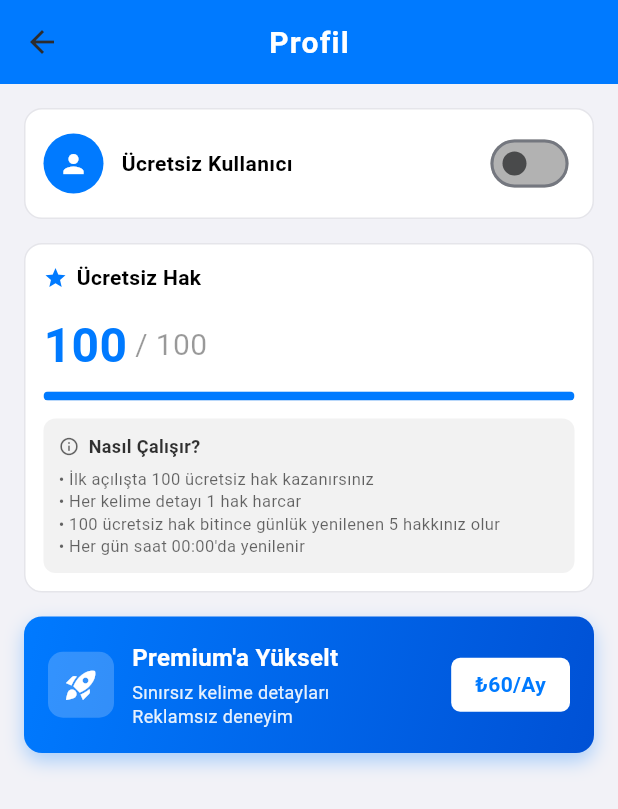
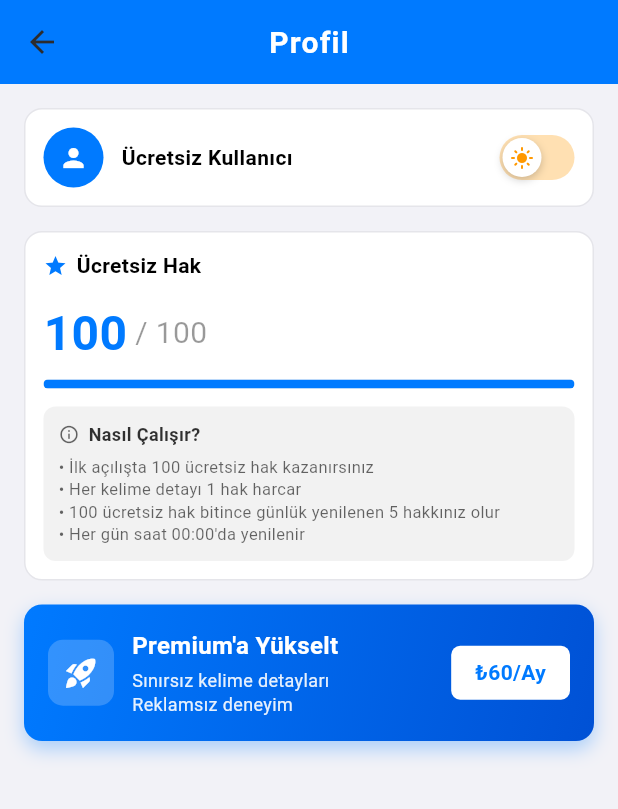
Before and after one commit to onbir53/Kavaid, a Flutter app: the ProfileScreen screen opened directly with empty values, on a phone screen of 412 x 824 dp. Shown: the top 809 px of the screen. Run offline on Flutter 3.47's test engine with Material 3 defaults, Android fonts, the phone set to English and light mode, and no system bars; our stand-ins replace connectivity_plus, device_info_plus, firebase_core, firebase_database, flutter_spinkit, google_fonts and 4 more; missing offline and left inert: flutter_displaymode, in_app_purchase_android, in_app_purchase_storekit; accounts and stored records are empty; network calls fail.

Commit message:
banner reklam yerleştirliyor

```diff
--- a/lib/screens/profile_screen.dart
+++ b/lib/screens/profile_screen.dart
@@ -62,7 +62,7 @@ class _ProfileScreenState extends State<ProfileScreen> {
         centerTitle: true,
       ),
       body: SingleChildScrollView(
-        padding: const EdgeInsets.all(16),
+        padding: const EdgeInsets.fromLTRB(16, 16, 16, 110),
         child: Column(
           crossAxisAlignment: CrossAxisAlignment.start,
           children: [
@@ -118,29 +118,61 @@ class _ProfileScreenState extends State<ProfileScreen> {
                       ],
                     ),
                   ),
-                  // Tema değiştirme - toggle switch olarak
-                  Switch(
-                    value: widget.isDarkMode,
-                    onChanged: (_) => widget.onThemeToggle(),
-                    activeColor: const Color(0xFF007AFF),
-                    trackColor: MaterialStateProperty.resolveWith<Color?>(
-                      (Set<MaterialState> states) {
-                        if (states.contains(MaterialState.selected)) {
-                          return const Color(0xFF007AFF).withOpacity(0.5);
-                        }
-                        return isDarkMode
-                            ? Colors.white.withOpacity(0.3)
-                            : Colors.black.withOpacity(0.3);
-                      },
+                  // Tema değiştirme - custom switch
+                  Container(
+                    width: 50,
+                    height: 30,
+                    decoration: BoxDecoration(
+                      borderRadius: BorderRadius.circular(15),
+                      color: widget.isDarkMode
+                          ? const Color(0xFF007AFF).withOpacity(0.3)
+                          : Colors.orange.withOpacity(0.3),
                     ),
-                    thumbColor: MaterialStateProperty.resolveWith<Color?>(
-                      (Set<MaterialState> states) {
-                        return states.contains(MaterialState.selected)
-                            ? Colors.white
-                            : isDarkMode
-                                ? Colors.white.withOpacity(0.7)
-                                : Colors.black.withOpacity(0.7);
-                      },
+                    child: Stack(
+                      children: [
+                        AnimatedPositioned(
+                          duration: const Duration(milliseconds: 200),
+                          curve: Curves.easeInOut,
+                          left: widget.isDarkMode ? 22 : 2,
+                          top: 2,
+                          child: GestureDetector(
+                            onTap: widget.onThemeToggle,
+                            child: Container(
+                              width: 26,
+                              height: 26,
+                              decoration: BoxDecoration(
+                                color: Colors.white,
+                                borderRadius: BorderRadius.circular(13),
+                                boxShadow: [
+                                  BoxShadow(
+                                    color: Colors.black.withOpacity(0.2),
+                                    blurRadius: 4,
+                                    offset: const Offset(0, 2),
+                                  ),
+                                ],
+                              ),
+                              child: Center(
+                                child: Icon(
+                                  widget.isDarkMode ? Icons.dark_mode : Icons.light_mode,
+                                  size: 16,
+                                  color: widget.isDarkMode
+                                      ? const Color(0xFF007AFF)
+                                      : Colors.orange,
+                                ),
+                              ),
+                            ),
+                          ),
+                        ),
+                        // Tıklanabilir alan
+                        Positioned.fill(
+                          child: GestureDetector(
+                            onTap: widget.onThemeToggle,
+                            child: Container(
+                              color: Colors.transparent,
+                            ),
+                          ),
+                        ),
+                      ],
                     ),
                   ),
                 ],
--- a/lib/screens/saved_words_screen.dart
+++ b/lib/screens/saved_words_screen.dart
@@ -254,7 +254,8 @@ class _SavedWordsScreenState extends State<SavedWordsScreen> with AutomaticKeepA
           ),
         ),
         body: SingleChildScrollView(
-          padding: const EdgeInsets.fromLTRB(8, 0, 8, 80), // Banner alanında padding
+          physics: const ClampingScrollPhysics(),
+          padding: const EdgeInsets.fromLTRB(8, 0, 8, 110),
           child: WordCard(
             word: _selectedWord!,
             key: ValueKey('saved_word_detail_${_selectedWord!.kelime}'),
@@ -277,6 +278,7 @@ class _SavedWordsScreenState extends State<SavedWordsScreen> with AutomaticKeepA
               return false;
             },
             child: CustomScrollView(
+              physics: const ClampingScrollPhysics(),
               slivers: <Widget>[
                 SliverAppBar(
                   backgroundColor: isDarkMode
@@ -571,7 +573,7 @@ class _SavedWordsScreenState extends State<SavedWordsScreen> with AutomaticKeepA
     }
 
     return SliverPadding(
-      padding: const EdgeInsets.fromLTRB(8, 10, 8, 90),
+      padding: const EdgeInsets.fromLTRB(8, 10, 8, 110), // Banner + Navbar için bottom padding
       sliver: SliverList(
         delegate: SliverChildBuilderDelegate(
           (context, index) {
```
Also changed, not shown: lib/main.dart (+40 -7 lines), lib/screens/home_screen.dart (+20 -30 lines), lib/widgets/banner_ad_widget.dart (+2 -9 lines).
